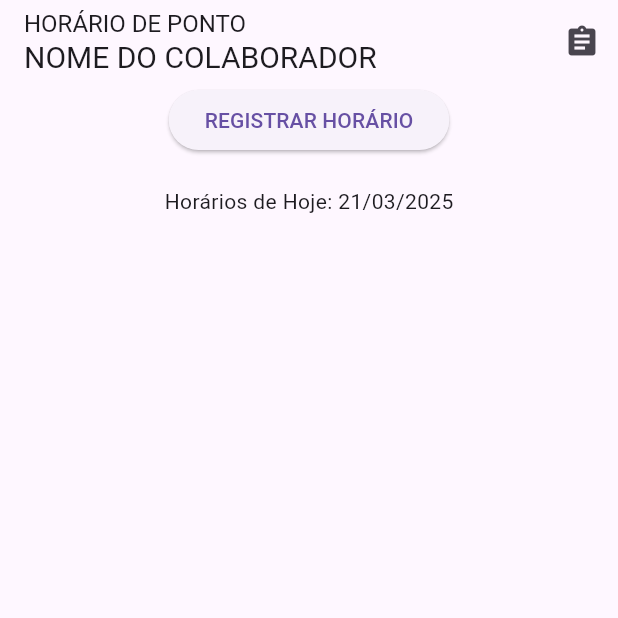
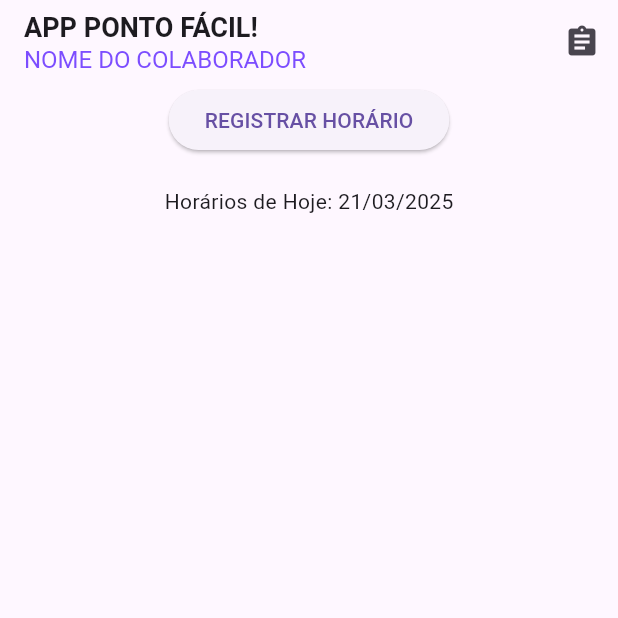
Before and after one commit to zu-project/PontoSimples, a Flutter app: the screen it shows after launch, on a phone screen of 412 x 824 dp, the top half of it. Run offline on Flutter 3.47's test engine with Material 3 defaults, Android fonts, the phone set to English and light mode, and no system bars; our stand-ins replace geocoding, geolocator, google_mobile_ads, pdf, permission_handler, printing and 3 more; missing offline and left inert: excel; accounts and stored records are empty; network calls fail.

Commit message:
Ajustado o nome do projeto no gradle, manifest e mainactivy. Gerado a Key

```diff
--- a/lib/main.dart
+++ b/lib/main.dart
@@ -12,7 +12,7 @@ class MyApp extends StatelessWidget {
   @override
   Widget build(BuildContext context) {
     return MaterialApp(
-      title: 'Ponto Certo',
+      title: 'Ponto Fácil!',
       theme: ThemeData(
         primarySwatch: Colors.blue,
       ),
--- a/lib/screens/tela_inicial.dart
+++ b/lib/screens/tela_inicial.dart
@@ -40,7 +40,7 @@ class _TelaInicialState extends State<TelaInicial> {
   void _initAd() {
     _bannerAd = BannerAd(
       adUnitId: 'ca-app-pub-5008862023821727/3365906652', // Substitua pelo seu Ad Unit ID real
-      size: AdSize.banner,
+      size: AdSize.largeBanner,
       request: AdRequest(),
       listener: BannerAdListener(
         onAdLoaded: (Ad ad) {
@@ -251,8 +251,8 @@ class _TelaInicialState extends State<TelaInicial> {
             mainAxisSize: MainAxisSize.min,
             crossAxisAlignment: CrossAxisAlignment.start,
             children: [
-              Text('HORÁRIO DE PONTO', style: TextStyle(fontSize: 16)),
-              Text(_nomeColaborador, style: TextStyle(fontSize: 20)),
+              Text('APP PONTO FÁCIL!', style: TextStyle(fontSize: 18, fontWeight: FontWeight.bold)),
+              Text(_nomeColaborador.toUpperCase(), style: TextStyle(fontSize: 16, color: Colors.deepPurpleAccent)),
             ],
           ),
         ),
--- a/lib/screens/tela_relatorio.dart
+++ b/lib/screens/tela_relatorio.dart
@@ -551,8 +551,8 @@ class _TelaRelatorioState extends State<TelaRelatorio> {
                         itemBuilder: (context, pontoIndex) {
                           final ponto = pontosDoDia[pontoIndex];
                           return ListTile(
-                            title: Text(DateFormat('HH:mm').format(ponto.dataHora)),
-                            subtitle: Text('${ponto.cidade}'),
+                            title: Text(DateFormat('HH:mm:ss').format(ponto.dataHora)), // Adicionando segundos para igualar a TelaInicial
+                            subtitle: Text('${ponto.cidade} - ${ponto.latitude}, ${ponto.longitude}'), // Localização completa
                             onTap: () => _editarPonto(ponto),
                           );
                         },
```
Also changed, not shown: 3 other files.
